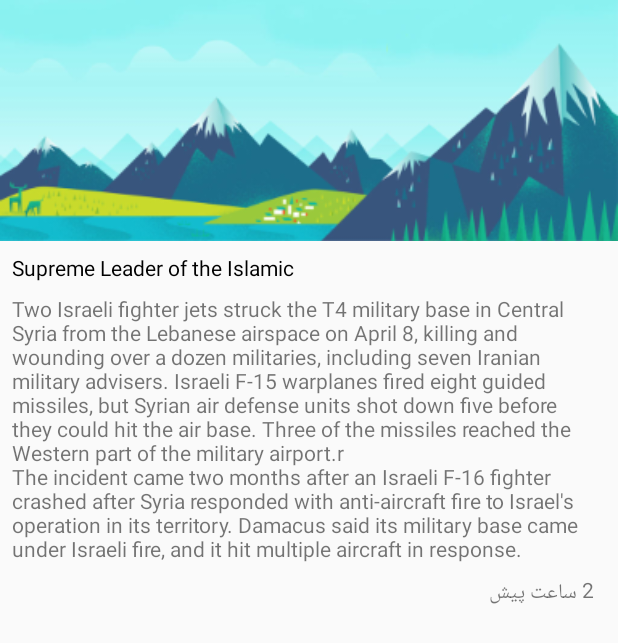
After one commit to Saedf/FirstApp, an Android app: the layout activity_view_post.xml on its own in the app's theme, with its tools: preview values and no code run, on a phone screen of 412 x 824 dp. The commit adds this screen. Shown: the top 643 px of the screen. Run offline under Robolectric (Android 15) with nearby library versions, the light colour scheme and no system bars; network calls fail.

Commit message:
End Sesion 18and19

```diff
--- /dev/null
+++ b/app/src/main/res/layout/activity_view_post.xml
@@ -0,0 +1,47 @@
+<?xml version="1.0" encoding="utf-8"?>
+<LinearLayout xmlns:android="http://schemas.android.com/apk/res/android"
+    xmlns:tools="http://schemas.android.com/tools"
+    android:layout_width="match_parent"
+    android:layout_height="match_parent"
+    android:orientation="vertical"
+    tools:context=".ViewPostActivity">
+
+    <ImageView
+        android:id="@+id/iv_viewpostActivity_imagepost"
+        android:layout_width="match_parent"
+        android:layout_height="wrap_content"
+        android:adjustViewBounds="true"
+        android:scaleType="centerCrop"
+        tools:src="@mipmap/pic1" />
+
+    <TextView
+        android:id="@+id/tv_viewpostActivity_titlepost"
+        android:layout_width="wrap_content"
+        android:layout_height="wrap_content"
+        android:layout_gravity="left"
+        android:layout_marginLeft="@dimen/standard_margin"
+        android:layout_marginTop="@dimen/standard_margin"
+        android:textColor="@android:color/black"
+        tools:text="Supreme Leader of the Islamic" />
+
+    <TextView
+        android:id="@+id/tv_viewpostActivity_contentpost"
+        android:layout_width="match_parent"
+        android:layout_height="wrap_content"
+        android:layout_gravity="left"
+        android:layout_marginLeft="@dimen/standard_margin"
+        android:layout_marginRight="@dimen/standard_margin"
+        android:layout_marginTop="@dimen/standard_margin"
+        tools:text="Two Israeli fighter jets struck the T4 military base in Central Syria from the Lebanese airspace on April 8, killing and wounding over a dozen militaries, including seven Iranian military advisers. Israeli F-15 warplanes fired eight guided missiles, but Syrian air defense units shot down five before they could hit the air base. Three of the missiles reached the Western part of the military airport.\r\nThe incident came two months after an Israeli F-16 fighter crashed after Syria responded with anti-aircraft fire to Israel's operation in its territory. Damacus said its military base came under Israeli fire, and it hit multiple aircraft in response." />
+
+    <TextView
+        android:id="@+id/tv_viewpostActivity_datepost"
+        android:layout_width="wrap_content"
+        android:layout_height="wrap_content"
+        android:layout_gravity="right"
+        android:layout_marginBottom="@dimen/standard_margin"
+        android:layout_marginRight="@dimen/standard_margin_x2"
+        android:layout_marginTop="@dimen/standard_margin"
+        tools:text="2 ساعت پیش" />
+
+</LinearLayout>
--- a/app/src/main/res/values/colors.xml
+++ b/app/src/main/res/values/colors.xml
@@ -3,4 +3,6 @@
     <color name="colorPrimary">#3F51B5</color>
     <color name="colorPrimaryDark">#303F9F</color>
     <color name="colorAccent">#FF4081</color>
+    <color name="is_visited">@android:color/white</color>
+    <color name="is_not_visited">@android:color/darker_gray</color>
 </resources>
```
Also changed, not shown: app/src/main/AndroidManifest.xml (+4 -7 lines), app/src/main/java/com/example/saedf/app7learn/Adapter/PostAdapter.java (+24 -2 lines), app/src/main/java/com/example/saedf/app7learn/ViewPostActivity.java (added, +41 -0 lines).
